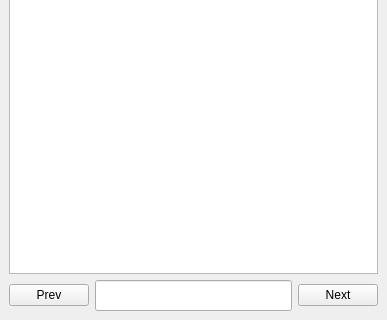
First picture: the form in stand_browser_dockwidget_base.ui, repository homann/stand-browser, before the edit; both pictures show x 0 to 387 and y 405 to 725 of the 387 by 725 pixel window.
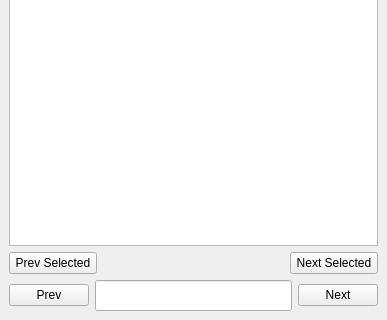
Second picture: the form after the edit.

Commit message: Enabled scrolling through selected

The edit to the form file:
```diff
--- a/stand_browser_dockwidget_base.ui
+++ b/stand_browser_dockwidget_base.ui
@@ -143,6 +143,9 @@
       </item>
       <item row="13" column="0">
        <widget class="QLabel" name="lblUpdated">
+        <property name="enabled">
+         <bool>true</bool>
+        </property>
         <property name="text">
          <string>Updated</string>
         </property>
@@ -176,7 +179,7 @@
       </property>
      </widget>
     </item>
-    <item row="5" column="0" colspan="4">
+    <item row="6" column="0" colspan="4">
      <layout class="QGridLayout" name="glActive">
       <property name="sizeConstraint">
        <enum>QLayout::SetMaximumSize</enum>
@@ -218,6 +221,20 @@
       </property>
      </widget>
     </item>
+    <item row="5" column="0">
+     <widget class="QPushButton" name="pbPrevSelected">
+      <property name="text">
+       <string>Prev Selected</string>
+      </property>
+     </widget>
+    </item>
+    <item row="5" column="3">
+     <widget class="QPushButton" name="pbNextSelected">
+      <property name="text">
+       <string>Next Selected</string>
+      </property>
+     </widget>
+    </item>
    </layout>
   </widget>
  </widget>
```
The commit also changes 1 other file.
